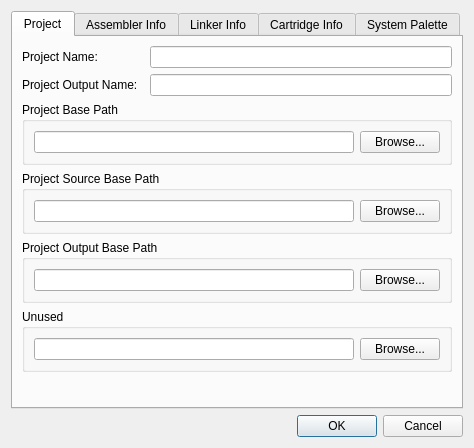
First picture: the form in designers/project_properties/projectpropertiesdialog.ui, repository christopherpow/nesicide, before the edit.
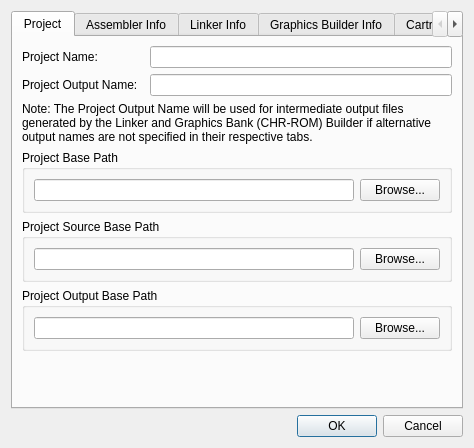
Second picture: the form after the edit. Icons and pictures are not drawn.

```diff
--- a/designers/project_properties/projectpropertiesdialog.ui
+++ b/designers/project_properties/projectpropertiesdialog.ui
@@ -35,6 +35,9 @@
      <property name="currentIndex">
       <number>0</number>
      </property>
+     <property name="usesScrollButtons">
+      <bool>true</bool>
+     </property>
      <widget class="QWidget" name="projectTab">
       <attribute name="title">
        <string>Project</string>
@@ -50,7 +53,7 @@
        <item row="0" column="2">
         <widget class="QLineEdit" name="projectNameLineEdit"/>
        </item>
-       <item row="2" column="0" colspan="3">
+       <item row="3" column="0" colspan="3">
         <widget class="QGroupBox" name="groupBox_2">
          <property name="title">
           <string>Project Base Path</string>
@@ -77,7 +80,7 @@
          </layout>
         </widget>
        </item>
-       <item row="3" column="0" colspan="3">
+       <item row="4" column="0" colspan="3">
         <widget class="QGroupBox" name="groupBox_3">
          <property name="title">
           <string>Project Source Base Path</string>
@@ -104,7 +107,7 @@
          </layout>
         </widget>
        </item>
-       <item row="4" column="0" colspan="3">
+       <item row="5" column="0" colspan="3">
         <widget class="QGroupBox" name="groupBox_4">
          <property name="title">
           <string>Project Output Base Path</string>
@@ -131,33 +134,6 @@
          </layout>
         </widget>
        </item>
-       <item row="5" column="0" colspan="3">
-        <widget class="QGroupBox" name="groupBox_5">
-         <property name="title">
-          <string>Unused</string>
-         </property>
-         <layout class="QHBoxLayout" name="horizontalLayout_5">
-          <item>
-           <widget class="QLineEdit" name="unused">
-            <property name="readOnly">
-             <bool>true</bool>
-            </property>
-           </widget>
-          </item>
-          <item>
-           <widget class="QPushButton" name="unusedBrowse">
-            <property name="text">
-             <string>Browse...</string>
-            </property>
-            <property name="icon">
-             <iconset resource="../../resource.qrc">
-              <normaloff>:/resources/document-open.svg</normaloff>:/resources/document-open.svg</iconset>
-            </property>
-           </widget>
-          </item>
-         </layout>
-        </widget>
-       </item>
        <item row="6" column="0" colspan="3">
         <spacer name="verticalSpacer_2">
          <property name="orientation">
@@ -181,6 +157,16 @@
        <item row="1" column="2">
         <widget class="QLineEdit" name="outputName"/>
        </item>
+       <item row="2" column="0" colspan="3">
+        <widget class="QLabel" name="label_6">
+         <property name="text">
+          <string>Note: The Project Output Name will be used for intermediate output files generated by the Linker and Graphics Bank (CHR-ROM) Builder if alternative output names are not specified in their respective tabs.</string>
+         </property>
+         <property name="wordWrap">
+          <bool>true</bool>
+         </property>
+        </widget>
+       </item>
       </layout>
      </widget>
      <widget class="QWidget" name="assemblerTab">
@@ -308,6 +294,33 @@
        <item row="3" column="2">
         <widget class="QLineEdit" name="linkerAdditionalOptions"/>
        </item>
+       <item row="1" column="0">
+        <widget class="QLabel" name="label_22">
+         <property name="text">
+          <string>Debug Info File Name:</string>
+         </property>
+        </widget>
+       </item>
+       <item row="1" column="2">
+        <widget class="QLineEdit" name="debugInfoName"/>
+       </item>
+      </layout>
+     </widget>
+     <widget class="QWidget" name="graphicsBuilderTab">
+      <attribute name="title">
+       <string>Graphics Builder Info</string>
+      </attribute>
+      <layout class="QFormLayout" name="formLayout_2">
+       <item row="0" column="0">
+        <widget class="QLabel" name="label_21">
+         <property name="text">
+          <string>CHR-ROM Output Name:</string>
+         </property>
+        </widget>
+       </item>
+       <item row="0" column="1">
+        <widget class="QLineEdit" name="chrromOutputName"/>
+       </item>
       </layout>
      </widget>
      <widget class="QWidget" name="cartridgeTab">
```
Left out of the diff: 70 changed lines with no effect on the pictures.
